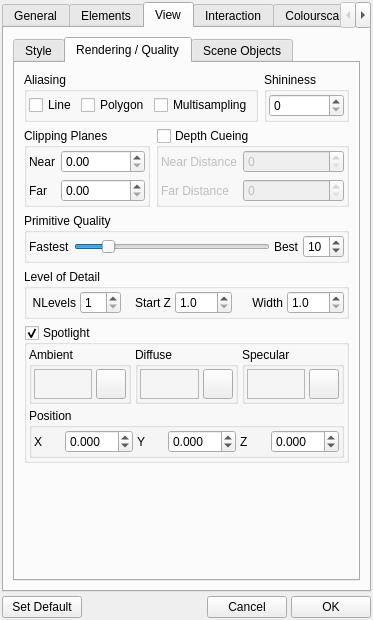
trisyoungs/aten, file src/gui/prefs.ui: the form before one commit.
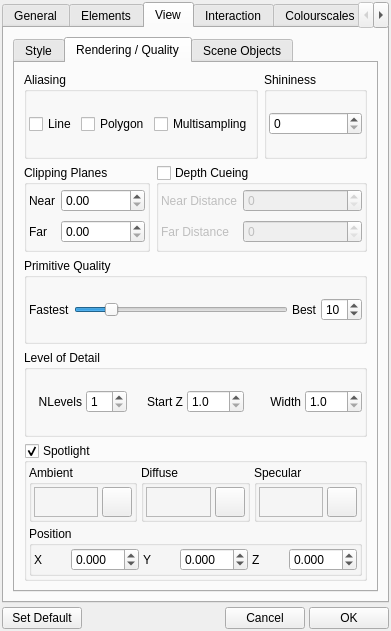
The form after the commit. The open tabs and pages were chosen to show the change. Icons and pictures are not drawn. Custom widgets are drawn as their Qt base class.

```diff
--- a/src/gui/prefs.ui
+++ b/src/gui/prefs.ui
@@ -6,8 +6,8 @@
    <rect>
     <x>0</x>
     <y>0</y>
-    <width>358</width>
-    <height>620</height>
+    <width>391</width>
+    <height>631</height>
    </rect>
   </property>
   <property name="sizePolicy">
@@ -1900,19 +1900,6 @@
              </layout>
             </widget>
            </item>
-           <item>
-            <spacer>
-             <property name="orientation">
-              <enum>Qt::Vertical</enum>
-             </property>
-             <property name="sizeHint" stdset="0">
-              <size>
-               <width>20</width>
-               <height>40</height>
-              </size>
-             </property>
-            </spacer>
-           </item>
           </layout>
          </widget>
          <widget class="QWidget" name="tab">
```
Left out of the diff: 12 changed lines with no effect on the pictures.
